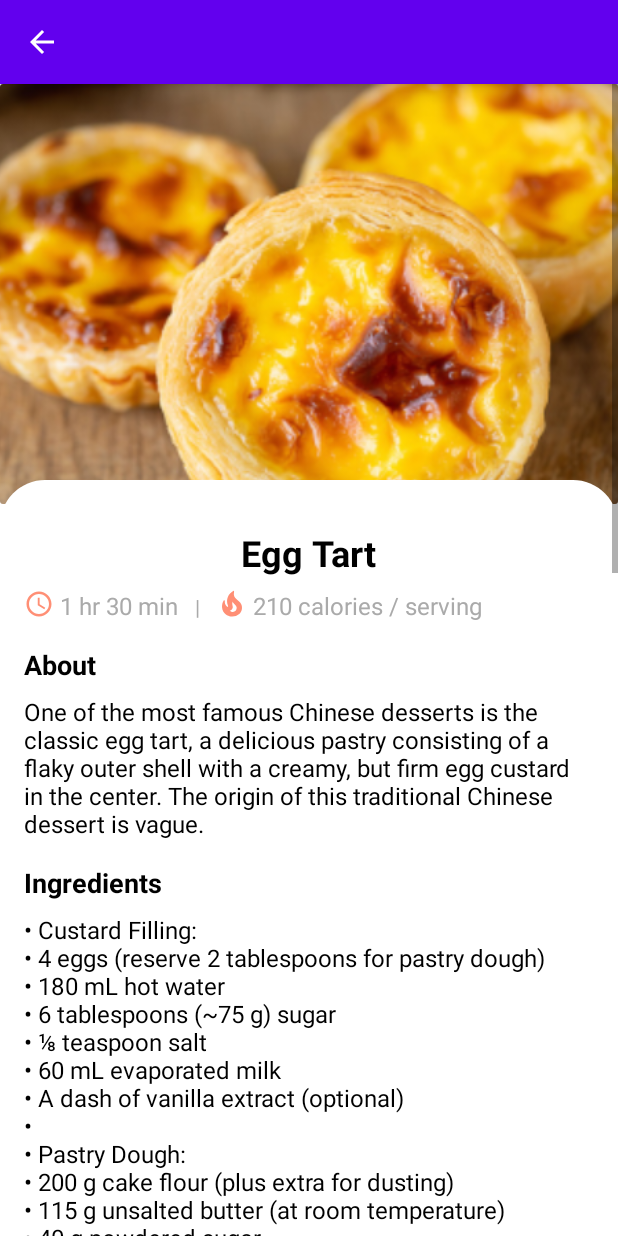
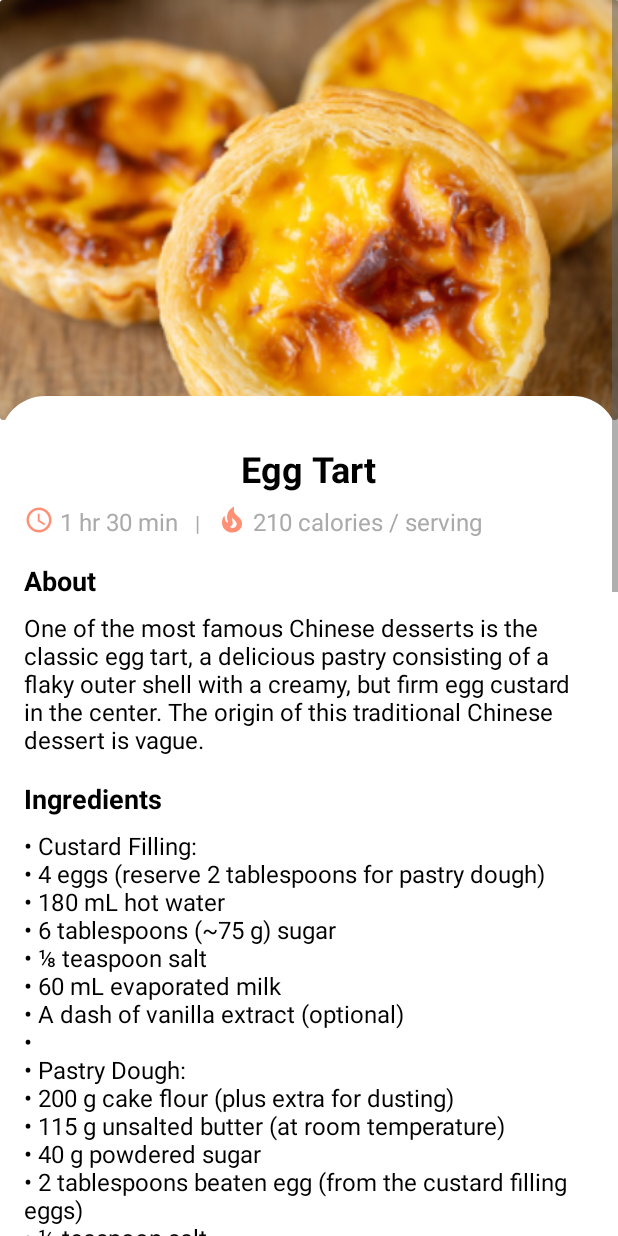
Before and after one commit to Random-Palico/COSC2657-android-assignment1, an Android app: the MainActivity screen opened directly, with no data from a screen before it, after a tap on "Egg Tart", on a phone screen of 412 x 824 dp. Run offline under Robolectric (Android 15) with nearby library versions, the phone set to English and light mode, and no system bars.

Commit message:
remove action bar and update themes

```diff
--- a/EasyCooking/app/src/main/res/values-night/themes.xml
+++ b/EasyCooking/app/src/main/res/values-night/themes.xml
@@ -1,16 +1,22 @@
 <resources xmlns:tools="http://schemas.android.com/tools">
     <!-- Base application theme. -->
-    <style name="Theme.EasyCooking" parent="Theme.MaterialComponents.DayNight.DarkActionBar">
-        <!-- Primary brand color. -->
-        <item name="colorPrimary">@color/purple_200</item>
-        <item name="colorPrimaryVariant">@color/purple_700</item>
-        <item name="colorOnPrimary">@color/black</item>
-        <!-- Secondary brand color. -->
-        <item name="colorSecondary">@color/teal_200</item>
-        <item name="colorSecondaryVariant">@color/teal_200</item>
-        <item name="colorOnSecondary">@color/black</item>
-        <!-- Status bar color. -->
-        <item name="android:statusBarColor">?attr/colorPrimaryVariant</item>
-        <!-- Customize your theme here. -->
+    <style name="Theme.EasyCooking" parent="Theme.AppCompat.Light.NoActionBar">
+        <item name="colorPrimary">@color/dark_orange</item>
+        <item name="colorPrimaryVariant">@color/dark_orange</item>
+        <item name="colorOnPrimary">@color/white</item>
+
+        <item name="colorSecondary">@color/gray</item>
+        <item name="colorSecondaryVariant">@color/gray</item>
+        <item name="colorOnSecondary">@color/white</item>
+
+        <item name="android:statusBarColor">@color/dark_orange</item>
+
+        <item name="android:navigationBarColor">@color/black</item>
+
+        <item name="windowActionBar">false</item>
+        <item name="windowNoTitle">true</item>
+
+        <item name="android:textColorPrimary">@color/white</item>
+        <item name="android:textColorSecondary">@color/light_gray</item>
     </style>
 </resources>
--- a/EasyCooking/app/src/main/res/values/colors.xml
+++ b/EasyCooking/app/src/main/res/values/colors.xml
@@ -1,10 +1,10 @@
 <?xml version="1.0" encoding="utf-8"?>
 <resources>
-    <color name="purple_200">#FFBB86FC</color>
-    <color name="purple_500">#FF6200EE</color>
-    <color name="purple_700">#FF3700B3</color>
-    <color name="teal_200">#FF03DAC5</color>
-    <color name="teal_700">#FF018786</color>
-    <color name="black">#FF000000</color>
-    <color name="white">#FFFFFFFF</color>
+    <color name="orange">#FF8F75</color>
+    <color name="dark_orange">#CC7A63</color>
+    <color name="white">#FFFFFF</color>
+    <color name="black">#000000</color>
+    <color name="dark_gray">#666666</color>
+    <color name="gray">#333333</color>
+    <color name="light_gray">#BBBBBB</color>
 </resources>
--- a/EasyCooking/app/src/main/res/values/themes.xml
+++ b/EasyCooking/app/src/main/res/values/themes.xml
@@ -1,16 +1,22 @@
 <resources xmlns:tools="http://schemas.android.com/tools">
     <!-- Base application theme. -->
-    <style name="Theme.EasyCooking" parent="Theme.MaterialComponents.DayNight.DarkActionBar">
-        <!-- Primary brand color. -->
-        <item name="colorPrimary">@color/purple_500</item>
-        <item name="colorPrimaryVariant">@color/purple_700</item>
+    <style name="Theme.EasyCooking" parent="Theme.AppCompat.Light.NoActionBar">
+        <item name="colorPrimary">@color/orange</item>
+        <item name="colorPrimaryVariant">@color/orange</item>
         <item name="colorOnPrimary">@color/white</item>
-        <!-- Secondary brand color. -->
-        <item name="colorSecondary">@color/teal_200</item>
-        <item name="colorSecondaryVariant">@color/teal_700</item>
+
+        <item name="colorSecondary">@color/white</item>
+        <item name="colorSecondaryVariant">@color/white</item>
         <item name="colorOnSecondary">@color/black</item>
-        <!-- Status bar color. -->
-        <item name="android:statusBarColor">?attr/colorPrimaryVariant</item>
-        <!-- Customize your theme here. -->
+
+        <item name="android:statusBarColor">@color/orange</item>
+
+        <item name="android:navigationBarColor">@color/white</item>
+
+        <item name="windowActionBar">false</item>
+        <item name="windowNoTitle">true</item>
+
+        <item name="android:textColorPrimary">@color/black</item>
+        <item name="android:textColorSecondary">@color/dark_gray</item>
     </style>
 </resources>
```
